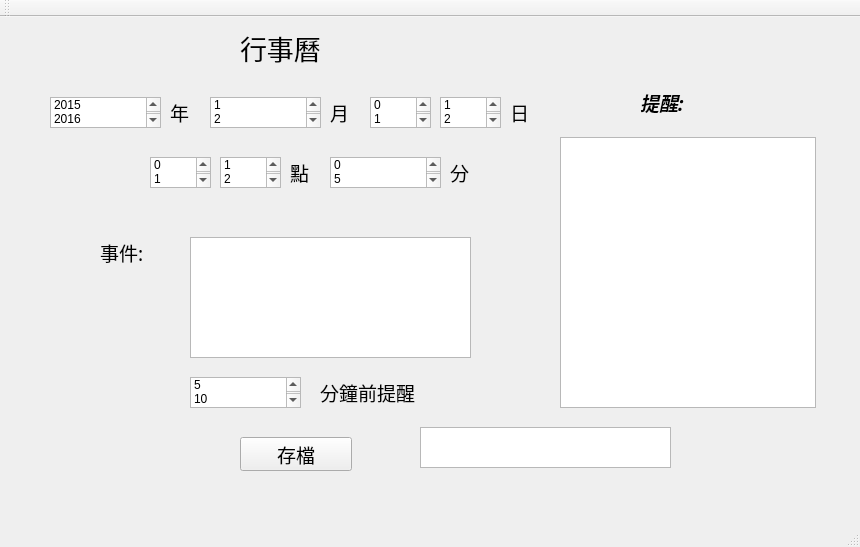
First picture: the form in mainwindow.ui, repository orange95/HW5, before the edit.
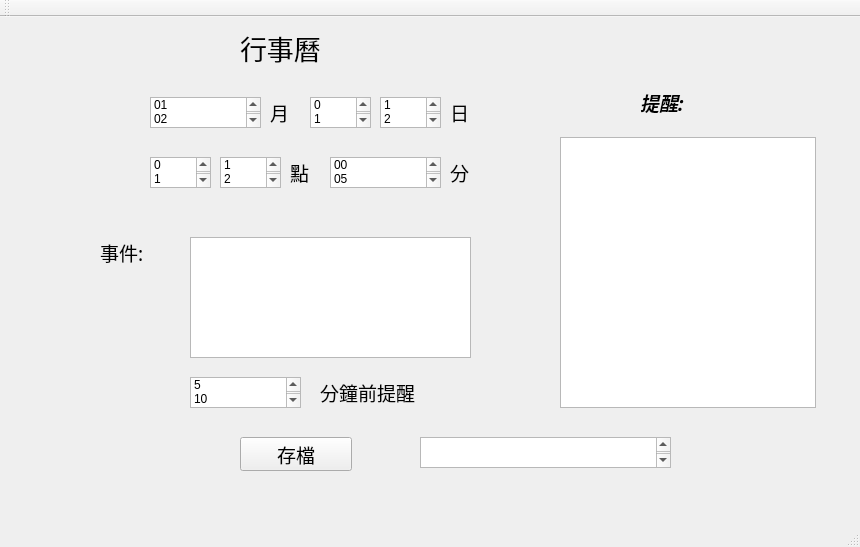
Second picture: the form after the edit.

Commit message: save and read file(Calendar.txt) done, TIMER not yet

Patch:
```diff
--- a/mainwindow.ui
+++ b/mainwindow.ui
@@ -14,117 +14,58 @@
    <string>MainWindow</string>
   </property>
   <widget class="QWidget" name="centralWidget">
-   <widget class="QLabel" name="label">
+   <widget class="QListWidget" name="month">
     <property name="geometry">
      <rect>
-      <x>170</x>
+      <x>150</x>
       <y>80</y>
-      <width>31</width>
-      <height>31</height>
-     </rect>
-    </property>
-    <property name="font">
-     <font>
-      <family>標楷體</family>
-      <pointsize>14</pointsize>
-     </font>
-    </property>
-    <property name="text">
-     <string>年</string>
-    </property>
-   </widget>
-   <widget class="QListWidget" name="listWidget">
-    <property name="geometry">
-     <rect>
-      <x>50</x>
-      <y>80</y>
       <width>111</width>
       <height>31</height>
      </rect>
     </property>
     <item>
      <property name="text">
-      <string>2015</string>
+      <string>01</string>
      </property>
     </item>
     <item>
      <property name="text">
-      <string>2016</string>
+      <string>02</string>
      </property>
     </item>
     <item>
      <property name="text">
-      <string>2017</string>
+      <string>03</string>
      </property>
     </item>
     <item>
      <property name="text">
-      <string>2018</string>
+      <string>04</string>
      </property>
     </item>
     <item>
      <property name="text">
-      <string>2019</string>
+      <string>05</string>
      </property>
     </item>
     <item>
      <property name="text">
-      <string>2020</string>
+      <string>06</string>
      </property>
     </item>
-   </widget>
-   <widget class="QListWidget" name="listWidget_2">
-    <property name="geometry">
-     <rect>
-      <x>210</x>
-      <y>80</y>
-      <width>111</width>
-      <height>31</height>
-     </rect>
-    </property>
     <item>
      <property name="text">
-      <string>1</string>
+      <string>07</string>
      </property>
     </item>
     <item>
      <property name="text">
-      <string>2</string>
+      <string>08</string>
      </property>
     </item>
     <item>
      <property name="text">
-      <string>3</string>
-     </property>
-    </item>
-    <item>
-     <property name="text">
-      <string>4</string>
-     </property>
-    </item>
-    <item>
-     <property name="text">
-      <string>5</string>
-     </property>
-    </item>
-    <item>
-     <property name="text">
-      <string>6</string>
-     </property>
-    </item>
-    <item>
-     <property name="text">
-      <string>7</string>
-     </property>
-    </item>
-    <item>
-     <property name="text">
-      <string>8</string>
-     </property>
-    </item>
-    <item>
-     <property name="text">
-      <string>9</string>
+      <string>09</string>
      </property>
     </item>
     <item>
@@ -146,7 +87,7 @@
    <widget class="QListWidget" name="listWidget_3">
     <property name="geometry">
      <rect>
-      <x>370</x>
+      <x>310</x>
       <y>80</y>
       <width>61</width>
       <height>31</height>
@@ -184,12 +125,12 @@
     </property>
     <item>
      <property name="text">
-      <string>0</string>
+      <string>00</string>
      </property>
     </item>
     <item>
      <property name="text">
-      <string>5</string>
+      <string>05</string>
      </property>
     </item>
     <item>
@@ -246,7 +187,7 @@
    <widget class="QListWidget" name="listWidget_7">
     <property name="geometry">
      <rect>
-      <x>440</x>
+      <x>380</x>
       <y>80</y>
       <width>61</width>
       <height>31</height>
@@ -450,7 +391,7 @@
    <widget class="QLabel" name="label_2">
     <property name="geometry">
      <rect>
-      <x>330</x>
+      <x>270</x>
       <y>80</y>
       <width>31</width>
       <height>31</height>
@@ -469,7 +410,7 @@
    <widget class="QLabel" name="label_3">
     <property name="geometry">
      <rect>
-      <x>510</x>
+      <x>450</x>
       <y>80</y>
       <width>31</width>
       <height>31</height>
@@ -626,9 +567,9 @@
     <property name="geometry">
      <rect>
       <x>420</x>
-      <y>410</y>
+      <y>420</y>
       <width>251</width>
-      <height>41</height>
+      <height>31</height>
      </rect>
     </property>
     <property name="font">
```
Left out of the diff: 12 changed lines with no effect on the pictures. The commit also changes 2 other files.
